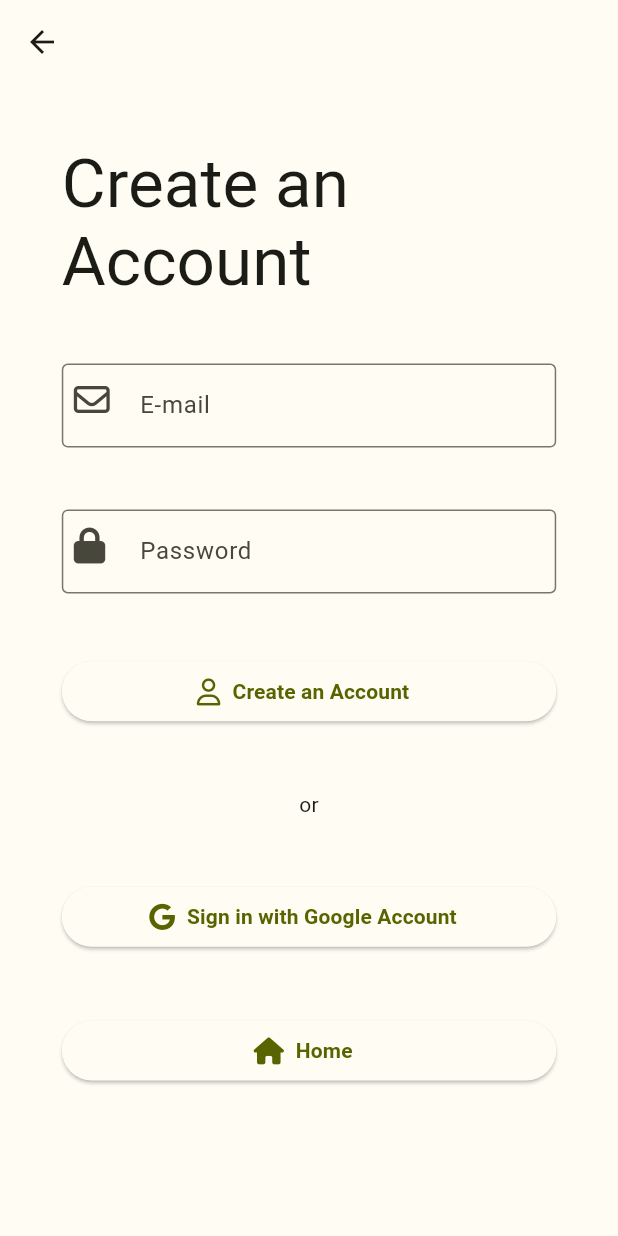
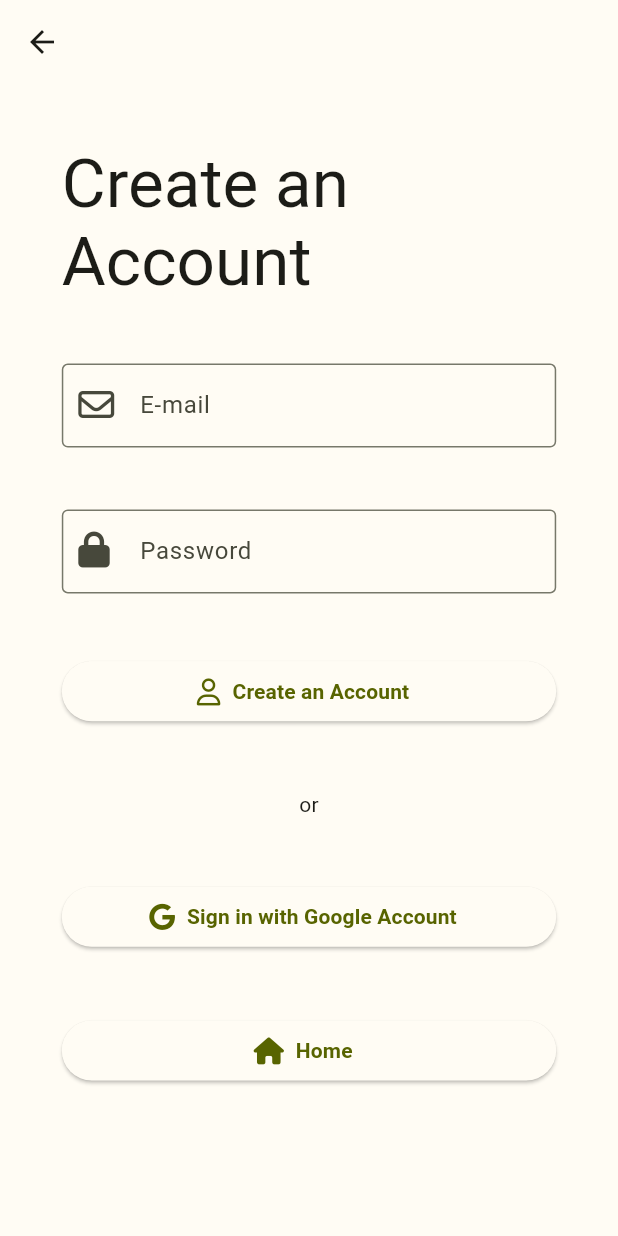
Before and after one commit to Mohamedabdeltawab86/quiz_app_new, a Flutter app: the screen it shows after launch, after a tap on "Create an Account", on a phone screen of 412 x 824 dp. Run offline on Flutter 3.47's test engine with Material 3 defaults, Android fonts, the phone set to English and light mode, and no system bars; our stand-ins replace bloc, cloud_firestore, equatable, firebase_auth, firebase_core, flutter_bloc and 8 more; accounts and stored records are empty; generated files the repository leaves out were written again; network calls fail; Roboto replaces fonts that are missing (Cairo).

```diff
--- a/lib/bloc/auth/auth_bloc.dart
+++ b/lib/bloc/auth/auth_bloc.dart
@@ -18,6 +18,13 @@ class AuthBloc extends Bloc<AuthEvent, AuthState> {
 
   final emailController = TextEditingController();
   final passController = TextEditingController();
+  final formKey = GlobalKey<FormState>();
+  late String validationMessage;
+
+  String? validate({validationMessage}) {
+    (val) => val!.isEmpty ? validationMessage : null;
+    return null;
+  }
 
   void _onEmailPasswordRegister(
       AuthEvent event, Emitter<AuthState> emit) async {
--- a/lib/ui/login_page.dart
+++ b/lib/ui/login_page.dart
@@ -13,7 +13,6 @@ import 'common.dart';
 class LoginPage extends StatelessWidget {
   const LoginPage({super.key});
 
-  // TODO switch between create account and login page
   @override
   Widget build(BuildContext context) {
     final bloc = context.read<AuthBloc>();
@@ -35,12 +34,15 @@ class LoginPage extends StatelessWidget {
                   controller: bloc.emailController,
                   icon: FontAwesomeIcons.envelope,
                   label: l10n.email,
+                  validationMessage: 'Please enter your email!',
                 ),
                 heightGap,
                 LoginTextField(
                   controller: bloc.passController,
                   icon: FontAwesomeIcons.lock,
                   label: l10n.password,
+                  validationMessage: 'Please enter your password!',
+
                 ),
                 heightGap,
                 ElevatedButton.icon(
--- a/lib/ui/register_page.dart
+++ b/lib/ui/register_page.dart
@@ -4,6 +4,7 @@ import 'package:flutter/material.dart';
 import 'package:flutter_gen/gen_l10n/app_localizations.dart';
 import 'package:go_router/go_router.dart';
 import 'package:quiz_app_new/ui/common.dart';
+import 'package:quiz_app_new/ui/widgets/login_form_text_field.dart';
 import 'package:quiz_app_new/utils/routes.dart';
 import 'package:sizer/sizer.dart';
 
@@ -12,7 +13,6 @@ import '../bloc/auth/auth_bloc.dart';
 class RegisterPage extends StatelessWidget {
   const RegisterPage({super.key});
 
-  // TODO switch between create account and login page
   @override
   Widget build(BuildContext context) {
     final bloc = context.read<AuthBloc>();
@@ -23,38 +23,36 @@ class RegisterPage extends StatelessWidget {
       appBar: AppBar(),
       body: Padding(
         padding: EdgeInsets.symmetric(horizontal: 30.sp),
+        child: Form(
+          key: bloc.formKey,
           child: ListView(
             children: [
               heightGap,
               Text(l10n.register, style: theme.textTheme.displayMedium),
               heightGap,
               // TODO: use the LoginTextField widget
-            TextField(
-              decoration: InputDecoration(
-                border: const OutlineInputBorder(),
-                labelText: l10n.email,
-                prefixIcon: const Padding(
-                  padding: EdgeInsets.all(8.0),
-                  child: FaIcon(FontAwesomeIcons.envelope),
-                ),
-              ),
+              LoginTextField(
+                controller: bloc.emailController,
+                icon: FontAwesomeIcons.envelope,
+                label: l10n.email,
+                validationMessage: 'Please enter your email!',
+                // validator: bloc.validate('Please enter your email!'),
               ),
               heightGap,
-            TextField(
-              decoration: InputDecoration(
-                border: const OutlineInputBorder(),
-                labelText: l10n.password,
-                prefixIcon: const Padding(
-                  padding: EdgeInsets.all(8.0),
-                  child: FaIcon(FontAwesomeIcons.lock),
-                ),
-              ),
+              LoginTextField(
+                controller: bloc.passController,
+                icon: FontAwesomeIcons.lock,
+                label: l10n.password,
+                validationMessage: 'Please enter your password!',
               ),
               heightGap,
               ElevatedButton.icon(
-                onPressed: () {},
+                  onPressed: () {
+                    bloc.add(RegisterwithEmailPassword());
+                  },
                   icon: const FaIcon(FontAwesomeIcons.user),
-                label: Text(l10n.register)),
+                  label: Text(l10n.register),),
+
               heightGap,
               const Center(child: Text("or")),
               heightGap,
@@ -73,6 +71,7 @@ class RegisterPage extends StatelessWidget {
             ],
           ),
         ),
+      ),
     );
   }
 }
--- a/lib/ui/widgets/login_form_text_field.dart
+++ b/lib/ui/widgets/login_form_text_field.dart
@@ -13,6 +13,7 @@ class LoginTextField extends StatelessWidget {
     this.digitsOnly,
     required this.icon,
     required this.label,
+    required this.validationMessage,
   });
 
   final TextEditingController controller;
@@ -22,6 +23,7 @@ class LoginTextField extends StatelessWidget {
   final bool? digitsOnly;
   final IconData icon;
   final String label;
+  final String validationMessage;
 
   @override
   Widget build(BuildContext context) {
@@ -41,7 +43,7 @@ class LoginTextField extends StatelessWidget {
         ),
       ),
       controller: controller,
-      validator: validator,
+      validator: (val)=> val!.isEmpty ? validationMessage: null,
       enabled: enabled,
       keyboardType: keyboardType,
       inputFormatters: digitsOnly != null && digitsOnly!
```
Lines whose indentation alone changed are shown as unchanged.
